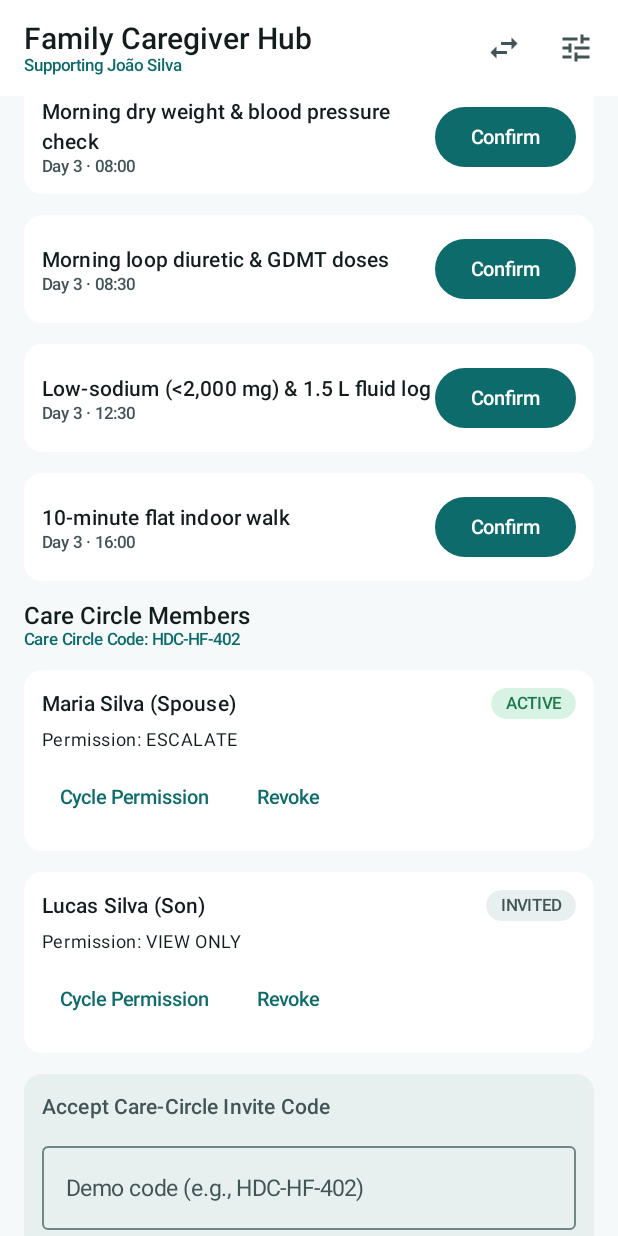
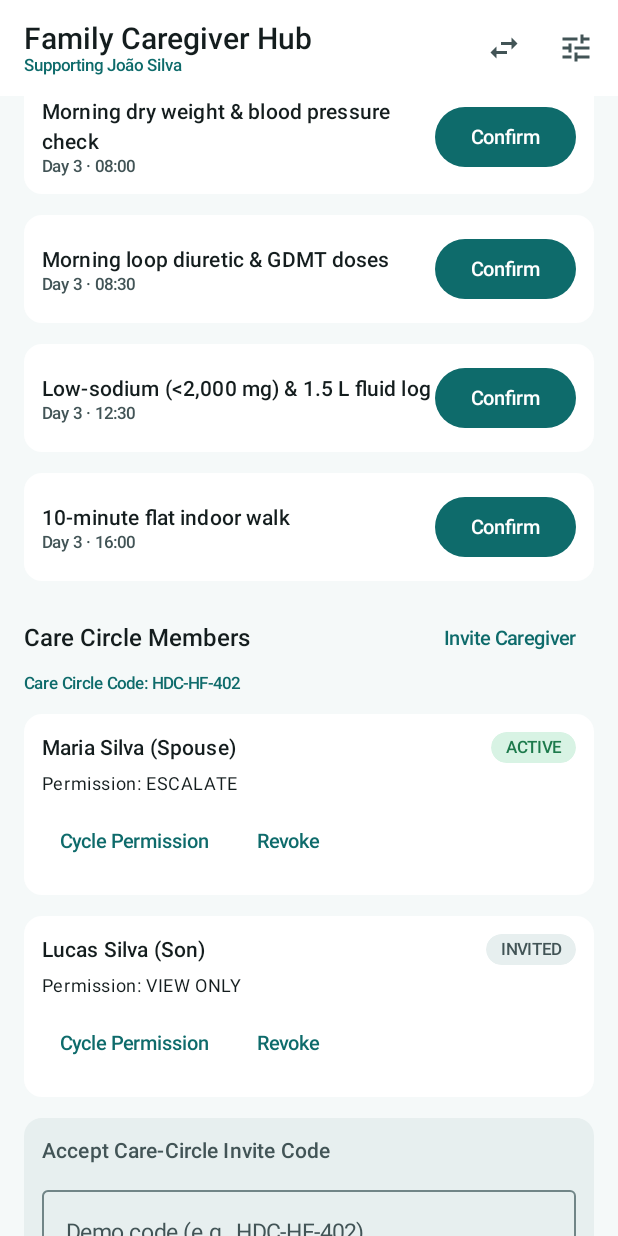
Before and after one commit to gilsonjuniorpro/hospital-discharge-companion, an Android app built with Jetpack Compose: the FamilyHomeScreen screen opened through its navigation route, scrolled down 532 dp, on a phone screen of 412 x 824 dp. Run offline under Robolectric (Android 15) with nearby library versions, the phone set to English and light mode, and no system bars; our stand-ins replace Dagger/Hilt's generated code.

Commit message:
feat: add family caregiver invite dialog and consent verification badge

```diff
--- a/app/src/main/java/com/hospitaldischargecompanion/feature/family/FamilyHomeScreen.kt
+++ b/app/src/main/java/com/hospitaldischargecompanion/feature/family/FamilyHomeScreen.kt
@@ -12,6 +12,7 @@ import androidx.compose.foundation.lazy.items
 import androidx.compose.material.icons.Icons
 import androidx.compose.material.icons.outlined.SwapHoriz
 import androidx.compose.material.icons.outlined.Tune
+import androidx.compose.material3.AlertDialog
 import androidx.compose.material3.Button
 import androidx.compose.material3.ButtonDefaults
 import androidx.compose.material3.Card
@@ -40,6 +41,7 @@ import androidx.hilt.navigation.compose.hiltViewModel
 import androidx.lifecycle.compose.collectAsStateWithLifecycle
 import com.hospitaldischargecompanion.R
 import com.hospitaldischargecompanion.core.carecircle.CareCircleMemberStatus
+import com.hospitaldischargecompanion.core.carecircle.CaregiverPermission
 import com.hospitaldischargecompanion.core.ui.components.ErrorRetryCard
 import com.hospitaldischargecompanion.core.ui.components.LoadingStateBox
 import com.hospitaldischargecompanion.core.ui.components.RiskTierBadge
@@ -61,6 +63,9 @@ fun FamilyHomeScreen(
     val state by viewModel.uiState.collectAsStateWithLifecycle()
     var inviteCodeInput by remember { mutableStateOf("") }
     var inviteNameInput by remember { mutableStateOf("") }
+    var showInviteDialog by remember { mutableStateOf(false) }
+    var newMemberName by remember { mutableStateOf("") }
+    var newMemberRelation by remember { mutableStateOf("") }
 
     Scaffold(
         topBar = {
@@ -137,7 +142,16 @@ fun FamilyHomeScreen(
                             verticalAlignment = Alignment.CenterVertically
                         ) {
                             Text(text = episode.patientName, style = MaterialTheme.typography.titleLarge)
-                            RiskTierBadge(riskTier = episode.riskTier)
+                            Row(horizontalArrangement = Arrangement.spacedBy(6.dp)) {
+                                if (episode.consentSigned) {
+                                    StatusPill(
+                                        label = stringResource(R.string.consent_signed_badge),
+                                        containerColor = HdcColors.StatusSuccessContainer,
+                                        contentColor = HdcColors.StatusSuccess
+                                    )
+                                }
+                                RiskTierBadge(riskTier = episode.riskTier)
+                            }
                         }
                         Text(text = episode.diagnosisTitle, style = MaterialTheme.typography.bodyMedium)
                         Text(
@@ -219,7 +233,11 @@ fun FamilyHomeScreen(
             }
 
             item {
-                SectionHeader(title = stringResource(R.string.family_care_circle_title))
+                SectionHeader(
+                    title = stringResource(R.string.family_care_circle_title),
+                    actionLabel = stringResource(R.string.family_invite_member_action),
+                    onAction = { showInviteDialog = true }
+                )
                 Text(
                     text = stringResource(R.string.care_circle_code_format, episode.careCircleInviteCode),
                     style = MaterialTheme.typography.labelSmall,
@@ -308,4 +326,48 @@ fun FamilyHomeScreen(
             }
         }
     }
+
+    if (showInviteDialog) {
+        AlertDialog(
+            onDismissRequest = { showInviteDialog = false },
+            title = { Text(text = stringResource(R.string.family_invite_dialog_title)) },
+            text = {
+                Column(verticalArrangement = Arrangement.spacedBy(8.dp)) {
+                    OutlinedTextField(
+                        value = newMemberName,
+                        onValueChange = { newMemberName = it },
+                        label = { Text(text = stringResource(R.string.family_caregiver_name_hint)) },
+                        singleLine = true,
+                        modifier = Modifier.fillMaxWidth()
+                    )
+                    OutlinedTextField(
+                        value = newMemberRelation,
+                        onValueChange = { newMemberRelation = it },
+                        label = { Text(text = stringResource(R.string.family_relationship_hint)) },
+                        singleLine = true,
+                        modifier = Modifier.fillMaxWidth()
+                    )
+                }
+            },
+            confirmButton = {
+                Button(onClick = {
+                    viewModel.inviteCaregiver(
+                        name = newMemberName,
+                        relationship = newMemberRelation,
+                        permission = CaregiverPermission.ASSIST_MEDS_AND_CHECKINS
+                    )
+                    newMemberName = ""
+                    newMemberRelation = ""
+                    showInviteDialog = false
+                }) {
+                    Text(text = stringResource(R.string.family_invite_member_action))
+                }
+            },
+            dismissButton = {
+                TextButton(onClick = { showInviteDialog = false }) {
+                    Text(text = stringResource(R.string.action_cancel))
+                }
+            }
+        )
+    }
 }
--- a/app/src/main/res/values/strings.xml
+++ b/app/src/main/res/values/strings.xml
@@ -266,4 +266,9 @@
     <string name="ladder_stage_nurse">Nurse</string>
     <string name="ladder_stage_physician">Physician</string>
     <string name="ladder_stage_er">Advise ER</string>
+
+    <string name="family_invite_member_action">Invite Caregiver</string>
+    <string name="family_invite_dialog_title">Invite Family Caregiver</string>
+    <string name="family_relationship_hint">Relationship (e.g., Daughter, Spouse)</string>
+    <string name="consent_signed_badge">Consent Verified</string>
 </resources>
```
Also changed, not shown: app/src/main/java/com/hospitaldischargecompanion/feature/family/FamilyHomeViewModel.kt (+10 -0 lines), 3 other files.
